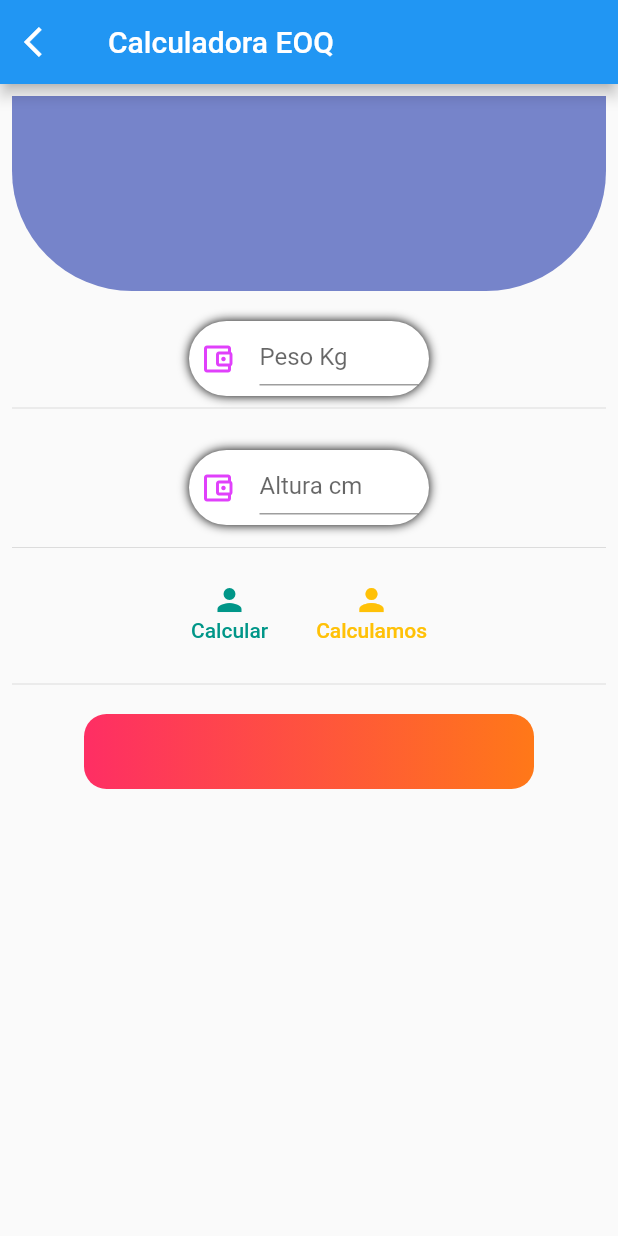
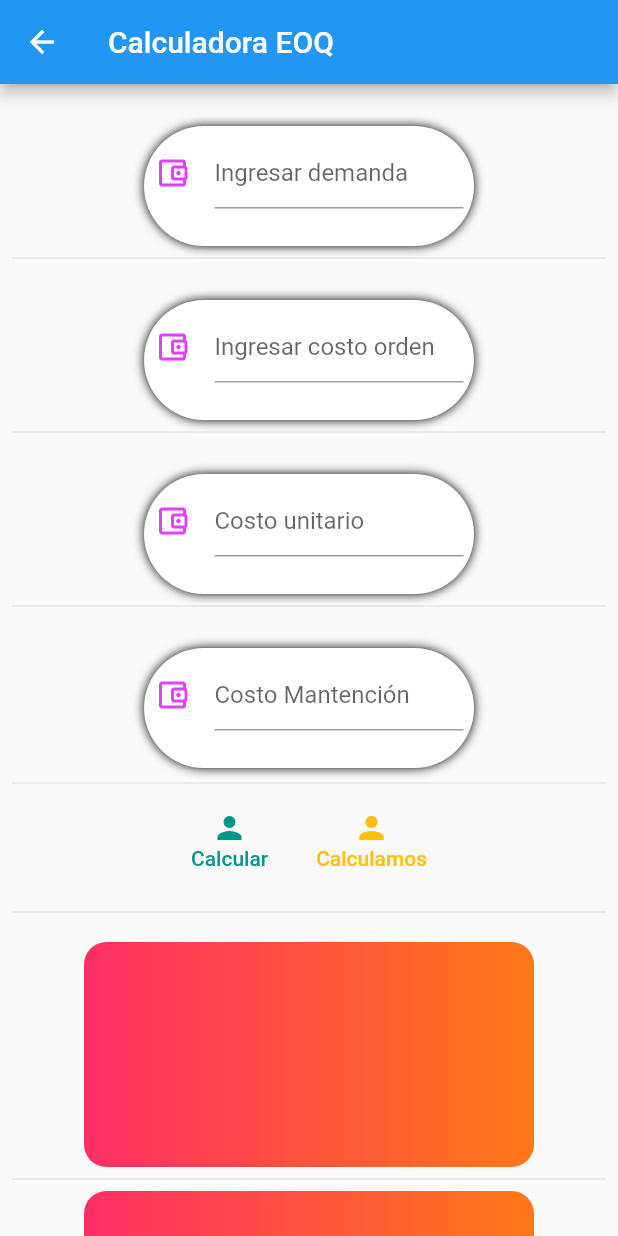
Before and after one commit to Develocrist/curso_flutter, a Flutter app: the screen it shows after launch, after a tap on "Calculadora EOQ", on a phone screen of 412 x 824 dp. Run offline on Flutter 3.47's test engine with Material 2 defaults, Android fonts, the phone set to English and light mode, and no system bars.

Commit message:
se implemento parte de la formula

```diff
--- a/lib/screens/alert_screen.dart
+++ b/lib/screens/alert_screen.dart
@@ -1,3 +1,5 @@
+import 'dart:math';
+
 import 'package:flutter/material.dart';
 
 class AlertScreen extends StatelessWidget {
@@ -6,6 +8,7 @@ class AlertScreen extends StatelessWidget {
   @override
   Widget build(BuildContext context) {
     return MaterialApp(
+      debugShowCheckedModeBanner: false,
       title: "Calculadora",
       home: MyCalculator(),
     );
@@ -25,23 +28,31 @@ class MyCalculator extends StatefulWidget {
 }
 
 class Calculadora extends State<MyCalculator> {
-  final controller_peso = TextEditingController();
-  final controller_talla = TextEditingController();
+  final controllerDemanda = TextEditingController();
+  final controllerOrden = TextEditingController();
+  final controllerCostoUnitario = TextEditingController();
+  final controllerMantencion = TextEditingController();
   final my_form_key = GlobalKey<FormState>();
 
   String mostrarImc = "";
+  String mostrarNumOrdenes = "";
 
   //formula para realizar la operacion aritmetica
   void OperacionMatematica() {
     if (my_form_key.currentState!.validate()) {
-      double numero1 = double.parse(controller_peso.text);
-      double numero2 = double.parse(controller_talla.text);
+      double demanda = double.parse(controllerDemanda.text);
+      double orden = double.parse(controllerOrden.text);
+      double costoUnitario = double.parse(controllerCostoUnitario.text);
+      double costoMantencion = double.parse(controllerMantencion.text);
 
-      double result = numero1 / numero2;
-      String r = result.toStringAsFixed(1);
+      double cantidadOptima = sqrt((2 * demanda * orden) / costoMantencion);
+      String r = cantidadOptima.toStringAsFixed(0);
+      double numOrdenes = demanda / cantidadOptima;
+      String ordenes = numOrdenes.toStringAsFixed(0);
 
       setState(() {
-        mostrarImc = 'La division es: $r';
+        mostrarImc = 'La cantidad optima de pedido es de $r unidades';
+        mostrarNumOrdenes = 'El numero de ordenes esperado es de $ordenes ';
       });
     }
   }
@@ -55,7 +66,7 @@ class Calculadora extends State<MyCalculator> {
       appBar: AppBar(
         title: const Text('Calculadora EOQ'),
         leading: IconButton(
-          icon: const Icon(Icons.arrow_back_ios),
+          icon: const Icon(Icons.arrow_back),
           onPressed: () {},
         ),
       ),
@@ -65,37 +76,37 @@ class Calculadora extends State<MyCalculator> {
           padding: const EdgeInsets.all(8.0),
           child: Column(
             children: <Widget>[
-              Container(
-                width: 500,
-                height: 130,
-                decoration: const BoxDecoration(
-                    color: Color.fromARGB(255, 118, 132, 202),
-                    borderRadius: BorderRadius.only(
-                      bottomLeft: Radius.circular(80),
-                      bottomRight: Radius.circular(80),
-                    )),
-                // child: Stack(
-                //   children: <Widget>[
-                //     Align(
-                //       alignment: Alignment.center,
-                //       child: new Image(
-                //         width: 200.0,
-                //         height: 150.0,
-                //         image: new AssetImage('assets/images/iconagii2.png'),
-                //       ),
-                //     )
-                //   ],
-                // ),
-              ),
+              // Container(
+              //   width: 500,
+              //   height: 130,
+              //   decoration: const BoxDecoration(
+              //       color: Color.fromARGB(255, 118, 132, 202),
+              //       borderRadius: BorderRadius.only(
+              //         bottomLeft: Radius.circular(80),
+              //         bottomRight: Radius.circular(80),
+              //       )),
+              //   // child: Stack(
+              //   //   children: <Widget>[
+              //   //     Align(
+              //   //       alignment: Alignment.center,
+              //   //       child: new Image(
+              //   //         width: 200.0,
+              //   //         height: 150.0,
+              //   //         image: new AssetImage('assets/images/iconagii2.png'),
+              //   //       ),
+              //   //     )
+              //   //   ],
+              //   // ),
+              // ),
 
               //agregamos otro container
               Container(
                 padding: const EdgeInsets.only(top: 20),
                 child: Column(children: [
                   Container(
-                    width: 160,
-                    height: 50,
-                    padding: EdgeInsets.all(7),
+                    width: 220,
+                    height: 80,
+                    padding: const EdgeInsets.all(7),
                     decoration: const BoxDecoration(
                         borderRadius: BorderRadius.all(Radius.circular(50)),
                         color: Colors.white,
@@ -103,12 +114,12 @@ class Calculadora extends State<MyCalculator> {
                           BoxShadow(color: Colors.black, blurRadius: 5)
                         ]),
                     child: TextFormField(
-                      controller: controller_peso,
+                      controller: controllerDemanda,
                       validator: (value) {
-                        if (value!.isEmpty) return "Digita el peso";
+                        if (value!.isEmpty) return "Ingresa la demanda";
                       },
                       decoration: const InputDecoration(
-                          hintText: "Peso Kg",
+                          hintText: "Ingresar demanda",
                           icon: Icon(Icons.account_balance_wallet_outlined,
                               color: Colors.purpleAccent)),
                       keyboardType: TextInputType.number,
@@ -116,14 +127,14 @@ class Calculadora extends State<MyCalculator> {
                   ),
                 ]),
               ),
-              Divider(),
+              const Divider(),
               Container(
                 padding: const EdgeInsets.only(top: 20),
                 child: Column(children: [
                   Container(
-                    width: 160,
-                    height: 50,
-                    padding: EdgeInsets.all(7),
+                    width: 220,
+                    height: 80,
+                    padding: const EdgeInsets.all(7),
                     decoration: const BoxDecoration(
                         borderRadius: BorderRadius.all(Radius.circular(50)),
                         color: Colors.white,
@@ -131,12 +142,70 @@ class Calculadora extends State<MyCalculator> {
                           BoxShadow(color: Colors.black, blurRadius: 5)
                         ]),
                     child: TextFormField(
-                      controller: controller_talla,
+                      controller: controllerOrden,
                       validator: (value) {
-                        if (value!.isEmpty) return "Digita la estatura";
+                        if (value!.isEmpty) return "Ingresa el costo de orden";
                       },
                       decoration: const InputDecoration(
-                          hintText: "Altura cm",
+                          hintText: "Ingresar costo orden",
+                          icon: Icon(Icons.account_balance_wallet_outlined,
+                              color: Colors.purpleAccent)),
+                      keyboardType: TextInputType.number,
+                    ),
+                  ),
+                ]),
+              ),
+              const Divider(),
+              Container(
+                padding: const EdgeInsets.only(top: 20),
+                child: Column(children: [
+                  Container(
+                    width: 220,
+                    height: 80,
+                    padding: const EdgeInsets.all(7),
+                    decoration: const BoxDecoration(
+                        borderRadius: BorderRadius.all(Radius.circular(50)),
+                        color: Colors.white,
+                        boxShadow: [
+                          BoxShadow(color: Colors.black, blurRadius: 5)
+                        ]),
+                    child: TextFormField(
+                      controller: controllerCostoUnitario,
+                      validator: (value) {
+                        if (value!.isEmpty) return "Ingresa el costo unitario";
+                      },
+                      decoration: const InputDecoration(
+                          hintText: "Costo unitario",
+                          icon: Icon(Icons.account_balance_wallet_outlined,
+                              color: Colors.purpleAccent)),
+                      keyboardType: TextInputType.number,
+                    ),
+                  ),
+                ]),
+              ),
+              const Divider(),
+              Container(
+                padding: const EdgeInsets.only(top: 20),
+                child: Column(children: [
+                  Container(
+                    width: 220,
+                    height: 80,
+                    padding: const EdgeInsets.all(7),
+                    decoration: const BoxDecoration(
+                        borderRadius: BorderRadius.all(Radius.circular(50)),
+                        color: Colors.white,
+                        boxShadow: [
+                          BoxShadow(color: Colors.black, blurRadius: 5)
+                        ]),
+                    child: TextFormField(
+                      controller: controllerMantencion,
+                      validator: (value) {
+                        if (value!.isEmpty) {
+                          return "Ingresar costo de mantencion";
+                        }
+                      },
+                      decoration: const InputDecoration(
+                          hintText: "Costo Mantención",
                           icon: Icon(Icons.account_balance_wallet_outlined,
                               color: Colors.purpleAccent)),
                       keyboardType: TextInputType.number,
@@ -145,7 +214,7 @@ class Calculadora extends State<MyCalculator> {
                 ]),
               ),
               const Divider(
-                height: 30.0,
+                height: 20.0,
               ),
               Row(
                 mainAxisAlignment: MainAxisAlignment.center,
@@ -185,7 +254,7 @@ class Calculadora extends State<MyCalculator> {
                 height: 40.0,
               ),
               Container(
-                height: 50.0,
+                height: 150,
                 width: 300,
                 decoration: const BoxDecoration(
                   gradient: LinearGradient(
@@ -194,11 +263,31 @@ class Calculadora extends State<MyCalculator> {
                 ),
                 //creamos el resultado del textformfield
                 child: Center(
-                    child: Text(
-                  mostrarImc,
-                  style: const TextStyle(fontSize: 20.0),
-                )),
-              )
+                  child: Text(
+                    mostrarImc,
+                    style: const TextStyle(fontSize: 20.0),
+                    textAlign: TextAlign.center,
+                  ),
+                ),
+              ),
+              Divider(),
+              Container(
+                height: 150,
+                width: 300,
+                decoration: const BoxDecoration(
+                  gradient: LinearGradient(
+                      colors: [Color(0xFFFE2E64), Color(0xFFfF7818)]),
+                  borderRadius: BorderRadius.all(Radius.circular(15)),
+                ),
+                //creamos el resultado del textformfield
+                child: Center(
+                  child: Text(
+                    mostrarNumOrdenes,
+                    style: const TextStyle(fontSize: 20.0),
+                    textAlign: TextAlign.center,
+                  ),
+                ),
+              ),
             ],
           ),
         ),
```
